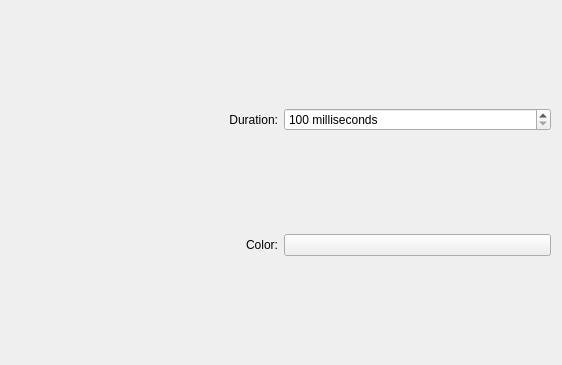
Above: kwin/tv/config.ui from Schneegans/Burn-My-Windows before the change. Below: the same form after it.
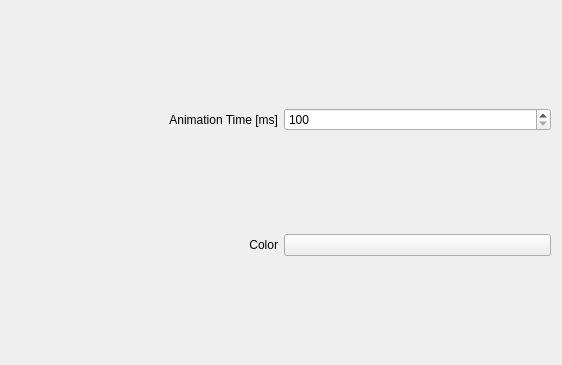
That is the form after the change. Custom widgets are drawn as their Qt base class.

Patch:
```diff
--- a/kwin/tv/config.ui
+++ b/kwin/tv/config.ui
@@ -19,9 +19,6 @@
         <layout class="QGridLayout" name="gridLayout">
             <item row="0" column="1">
                 <widget class="QSpinBox" name="kcfg_Duration">
-                    <property name="suffix">
-                        <string> milliseconds</string>
-                    </property>
                     <property name="minimum">
                         <number>100</number>
                     </property>
@@ -43,7 +40,7 @@
             <item row="0" column="0">
                 <widget class="QLabel" name="label">
                     <property name="text">
-                        <string>Duration:</string>
+                        <string>Animation Time [ms]</string>
                     </property>
                     <property name="alignment">
                         <set>Qt::AlignRight|Qt::AlignTrailing|Qt::AlignVCenter</set>
@@ -53,7 +50,7 @@
             <item row="1" column="0">
                 <widget class="QLabel" name="label_2">
                     <property name="text">
-                        <string>Color:</string>
+                        <string>Color</string>
                     </property>
                     <property name="alignment">
                         <set>Qt::AlignRight|Qt::AlignTrailing|Qt::AlignVCenter</set>
```
